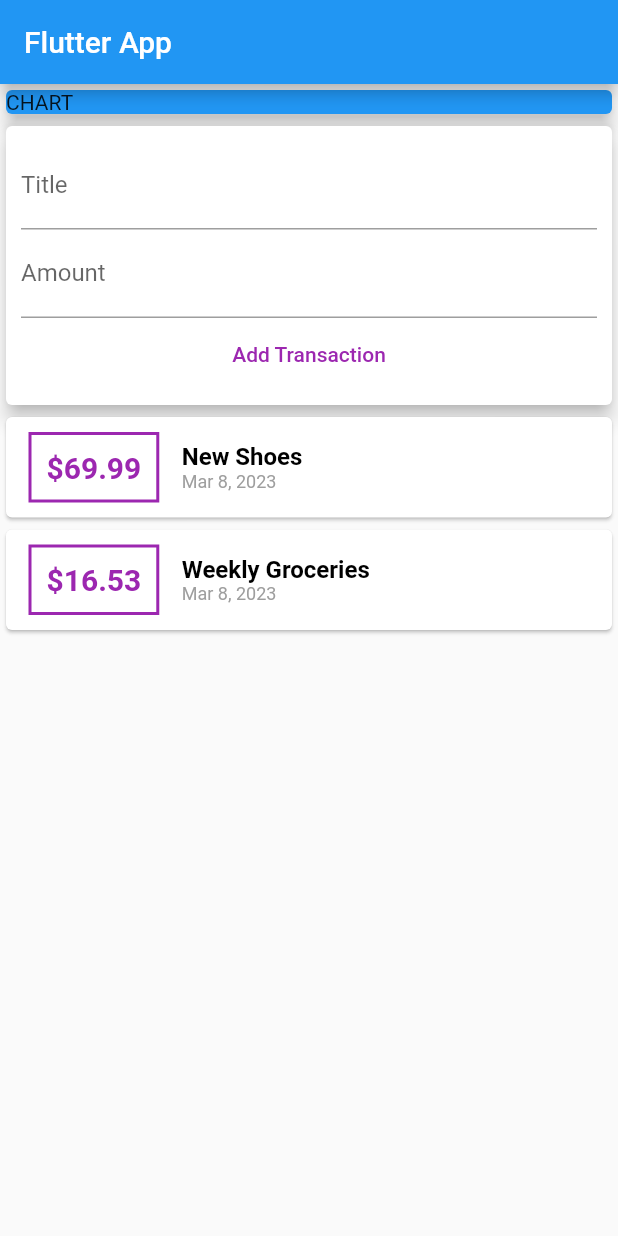
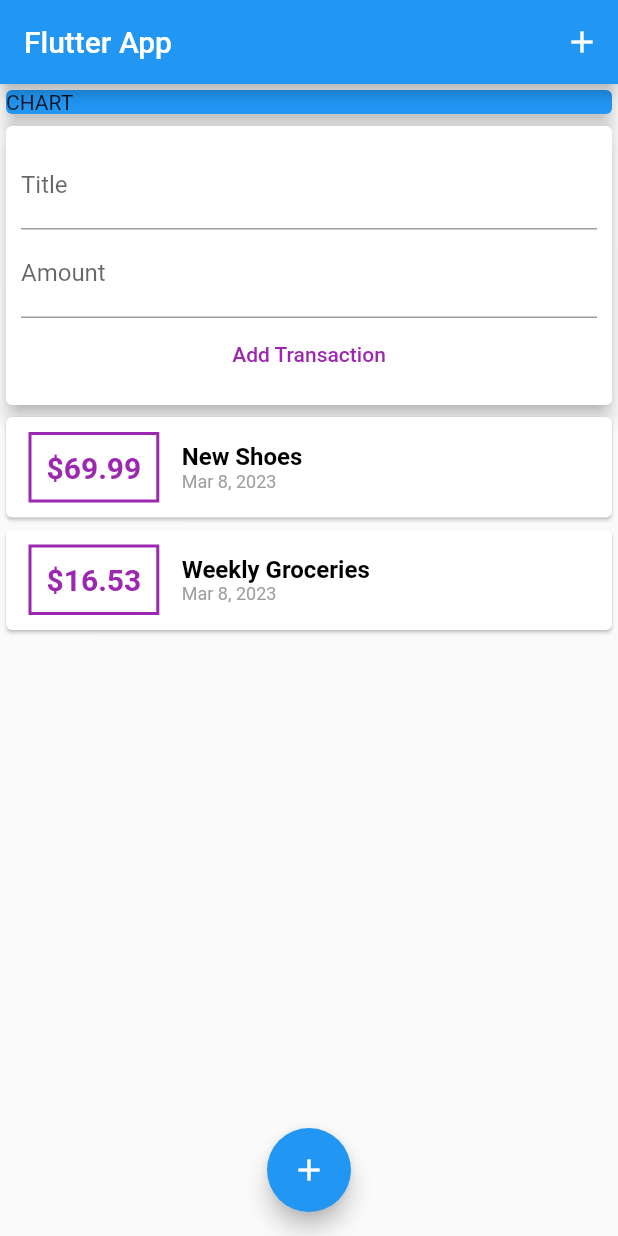
Before and after one commit to svadtya/flut_expense_app, a Flutter app: the screen it shows after launch, on a phone screen of 412 x 824 dp. Run offline on Flutter 3.47's test engine with Material 2 defaults, Android fonts, the phone set to English and light mode, and no system bars.

Commit message:
adding AppBar button and FloatingAction button

```diff
--- a/lib/main.dart
+++ b/lib/main.dart
@@ -19,6 +19,9 @@ class MyHomePage extends StatelessWidget {
     return Scaffold(
         appBar: AppBar(
           title: Text('Flutter App'),
+          actions: <Widget>[
+            IconButton(onPressed: () {}, icon: Icon(Icons.add))
+          ],
         ),
         body: SingleChildScrollView(
           child: Column(
@@ -35,6 +38,8 @@ class MyHomePage extends StatelessWidget {
               UserTransactions(),
             ],
           ),
-        ));
+        ),
+        floatingActionButtonLocation: FloatingActionButtonLocation.centerFloat,
+        floatingActionButton: FloatingActionButton(onPressed: () {},child: Icon(Icons.add)),);
   }
 }
```
